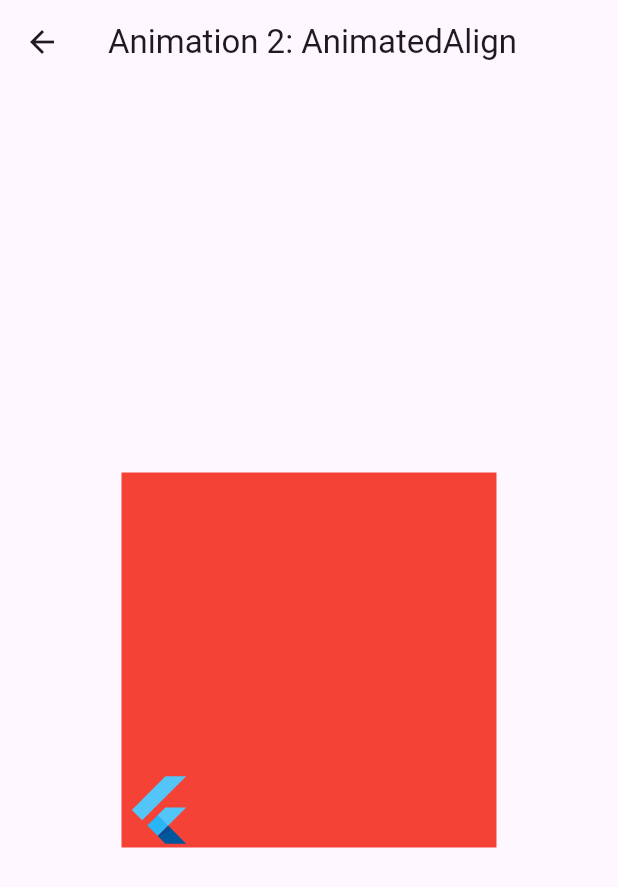
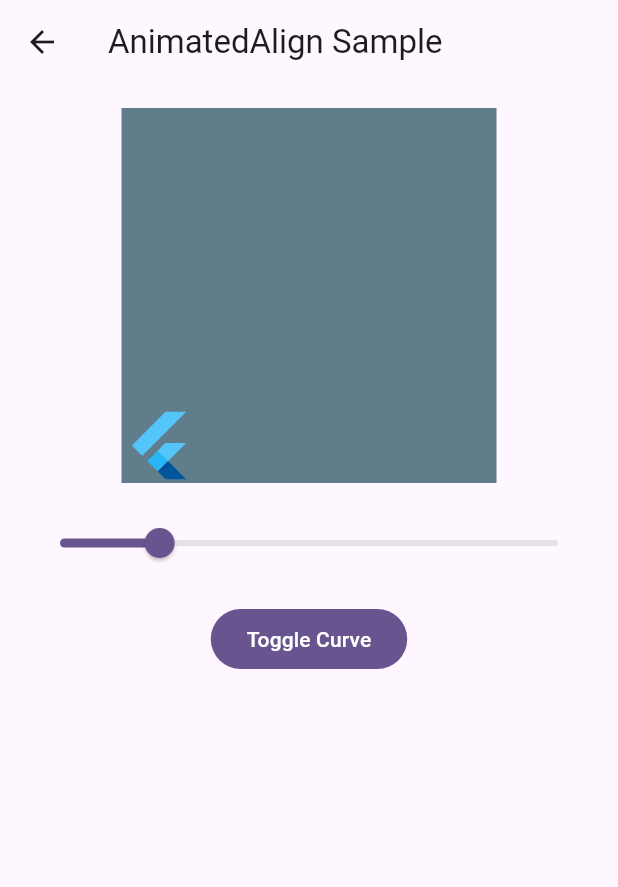
Before and after one commit to wiebecoding/CSEN268_implicit_animations, a Flutter app: the SecondAnimation screen opened by its route, on a phone screen of 412 x 824 dp. Shown: the top 887 px of the screen. Run offline on Flutter 3.47's test engine with Material 3 defaults, Android fonts, the phone set to English and light mode, and no system bars; our stand-ins replace go_router.

Commit message:
Added slider and toggle button to AnimatedAlign

```diff
--- a/lib/pages/animation_2.dart
+++ b/lib/pages/animation_2.dart
@@ -3,30 +3,17 @@ import 'package:flutter/material.dart';
 class SecondAnimation extends StatelessWidget {
   const SecondAnimation({super.key});
 
-  static const Duration duration = Duration(seconds: 1);
-  static const Curve curve = Curves.fastOutSlowIn;
-
   @override
   Widget build(BuildContext context) {
     return Scaffold(
-      appBar: AppBar(title: const Text('Animation 2: AnimatedAlign')),
-      body: const Center(
-        child: AnimatedAlignExample(curve: curve, duration: duration),
-      ),
+      appBar: AppBar(title: const Text('AnimatedAlign Sample')),
+      body: Center(child: AnimatedAlignExample()),
     );
   }
 }
 
 class AnimatedAlignExample extends StatefulWidget {
-  const AnimatedAlignExample({
-    required this.duration,
-    required this.curve,
-    super.key,
-  });
-
-  final Duration duration;
-
-  final Curve curve;
+  AnimatedAlignExample({super.key});
 
   @override
   State<AnimatedAlignExample> createState() => _AnimatedAlignExampleState();
@@ -34,6 +21,10 @@ class AnimatedAlignExample extends StatefulWidget {
 
 class _AnimatedAlignExampleState extends State<AnimatedAlignExample> {
   bool selected = false;
+  double seconds = 1.0;
+  int current = 0;
+
+  List<Curve> curves = [Curves.fastOutSlowIn, Curves.bounceInOut];
 
   @override
   Widget build(BuildContext context) {
@@ -43,17 +34,45 @@ class _AnimatedAlignExampleState extends State<AnimatedAlignExample> {
           selected = !selected;
         });
       },
-      child: Center(
+      child: Padding(
+        padding: const EdgeInsets.all(16.0),
+        child: Column(
+          children: <Widget>[
+            Center(
               child: Container(
                 width: 250.0,
                 height: 250.0,
-          color: Colors.red,
+                color: Colors.blueGrey,
                 child: AnimatedAlign(
-            alignment: selected ? Alignment.topRight : Alignment.bottomLeft,
-            duration: widget.duration,
-            curve: widget.curve,
+                  alignment:
+                      selected ? Alignment.topRight : Alignment.bottomLeft,
+                  duration: Duration(milliseconds: (1000 * seconds).floor()),
+                  curve: curves[current],
                   child: const FlutterLogo(size: 50.0),
                 ),
+              ),
+            ),
+            SizedBox(height: 16.0),
+            Slider(
+              min: 0,
+              max: 5.0,
+              value: seconds,
+              onChanged: (double value) {
+                setState(() {
+                  seconds = value;
+                });
+              },
+            ),
+            SizedBox(height: 16.0),
+            FilledButton(
+              onPressed: () {
+                setState(() {
+                  current = ((current + 1) % curves.length).floor();
+                });
+              },
+              child: Text("Toggle Curve"),
+            ),
+          ],
         ),
       ),
     );
```
Lines whose indentation alone changed are shown as unchanged.
